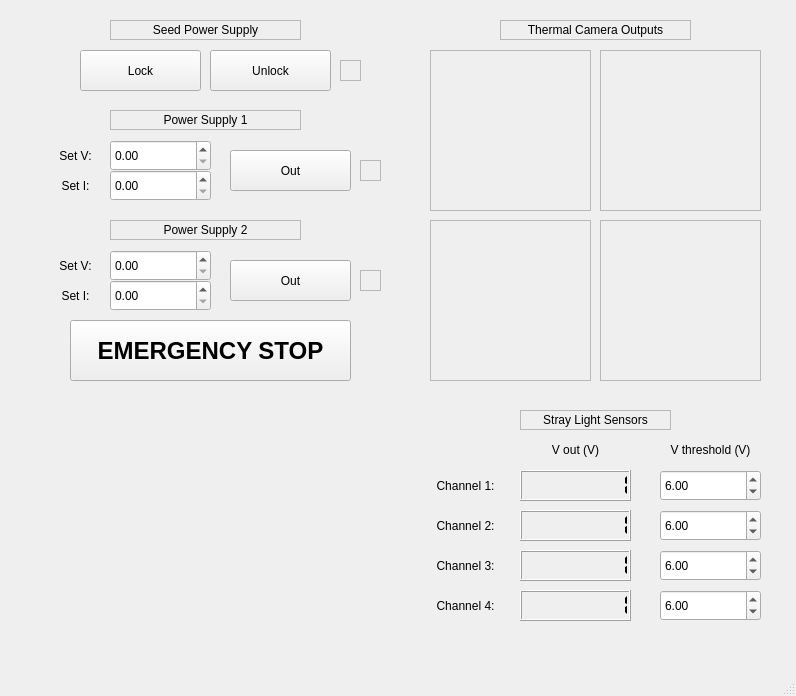
elizartsy/LCAS-Project, file LCAS-Interface/GUI/LCASGUIV3.ui: the form before one commit.
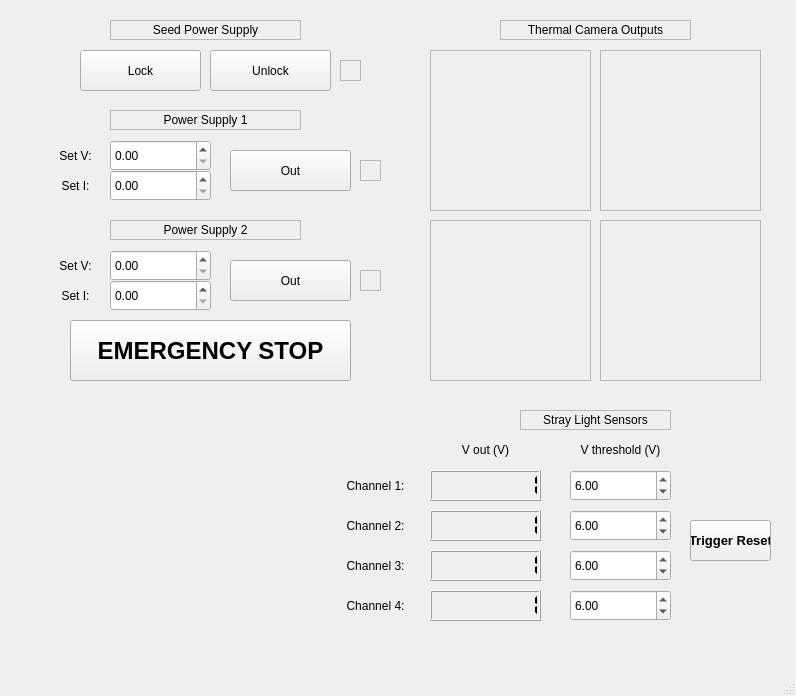
The form after the commit.

Commit message: adding shutdown trigger reset

```diff
--- a/LCAS-Interface/GUI/LCASGUIV3.ui
+++ b/LCAS-Interface/GUI/LCASGUIV3.ui
@@ -84,7 +84,7 @@
    <widget class="QLabel" name="label">
     <property name="geometry">
      <rect>
-      <x>420</x>
+      <x>330</x>
       <y>470</y>
       <width>91</width>
       <height>31</height>
@@ -149,7 +149,7 @@
    <widget class="QLCDNumber" name="lcdNumber">
     <property name="geometry">
      <rect>
-      <x>520</x>
+      <x>430</x>
       <y>470</y>
       <width>111</width>
       <height>31</height>
@@ -174,7 +174,7 @@
    <widget class="QLabel" name="label_2">
     <property name="geometry">
      <rect>
-      <x>420</x>
+      <x>330</x>
       <y>510</y>
       <width>91</width>
       <height>31</height>
@@ -193,7 +193,7 @@
    <widget class="QLabel" name="label_3">
     <property name="geometry">
      <rect>
-      <x>420</x>
+      <x>330</x>
       <y>550</y>
       <width>91</width>
       <height>31</height>
@@ -212,7 +212,7 @@
    <widget class="QLabel" name="label_4">
     <property name="geometry">
      <rect>
-      <x>420</x>
+      <x>330</x>
       <y>590</y>
       <width>91</width>
       <height>31</height>
@@ -231,7 +231,7 @@
    <widget class="QLCDNumber" name="lcdNumber_2">
     <property name="geometry">
      <rect>
-      <x>520</x>
+      <x>430</x>
       <y>510</y>
       <width>111</width>
       <height>31</height>
@@ -256,7 +256,7 @@
    <widget class="QLCDNumber" name="lcdNumber_3">
     <property name="geometry">
      <rect>
-      <x>520</x>
+      <x>430</x>
       <y>550</y>
       <width>111</width>
       <height>31</height>
@@ -281,7 +281,7 @@
    <widget class="QLCDNumber" name="lcdNumber_4">
     <property name="geometry">
      <rect>
-      <x>520</x>
+      <x>430</x>
       <y>590</y>
       <width>111</width>
       <height>31</height>
@@ -306,7 +306,7 @@
    <widget class="QLabel" name="label_5">
     <property name="geometry">
      <rect>
-      <x>540</x>
+      <x>450</x>
       <y>440</y>
       <width>71</width>
       <height>20</height>
@@ -325,7 +325,7 @@
    <widget class="QLabel" name="label_8">
     <property name="geometry">
      <rect>
-      <x>650</x>
+      <x>560</x>
       <y>440</y>
       <width>121</width>
       <height>20</height>
@@ -344,7 +344,7 @@
    <widget class="QDoubleSpinBox" name="doubleSpinBox">
     <property name="geometry">
      <rect>
-      <x>660</x>
+      <x>570</x>
       <y>470</y>
       <width>101</width>
       <height>31</height>
@@ -357,7 +357,7 @@
    <widget class="QDoubleSpinBox" name="doubleSpinBox_2">
     <property name="geometry">
      <rect>
-      <x>660</x>
+      <x>570</x>
       <y>510</y>
       <width>101</width>
       <height>31</height>
@@ -370,7 +370,7 @@
    <widget class="QDoubleSpinBox" name="doubleSpinBox_3">
     <property name="geometry">
      <rect>
-      <x>660</x>
+      <x>570</x>
       <y>550</y>
       <width>101</width>
       <height>31</height>
@@ -383,7 +383,7 @@
    <widget class="QDoubleSpinBox" name="doubleSpinBox_4">
     <property name="geometry">
      <rect>
-      <x>660</x>
+      <x>570</x>
       <y>590</y>
       <width>101</width>
       <height>31</height>
@@ -713,6 +713,26 @@
      <string>Unlock</string>
     </property>
    </widget>
+   <widget class="QPushButton" name="powerShutdownTriggerReset">
+    <property name="geometry">
+     <rect>
+      <x>690</x>
+      <y>520</y>
+      <width>81</width>
+      <height>41</height>
+     </rect>
+    </property>
+    <property name="font">
+     <font>
+      <family>Arial</family>
+      <pointsize>10</pointsize>
+      <bold>true</bold>
+     </font>
+    </property>
+    <property name="text">
+     <string>Trigger Reset</string>
+    </property>
+   </widget>
   </widget>
   <widget class="QMenuBar" name="menubar">
    <property name="geometry">
```
The commit also changes 3 other files.
